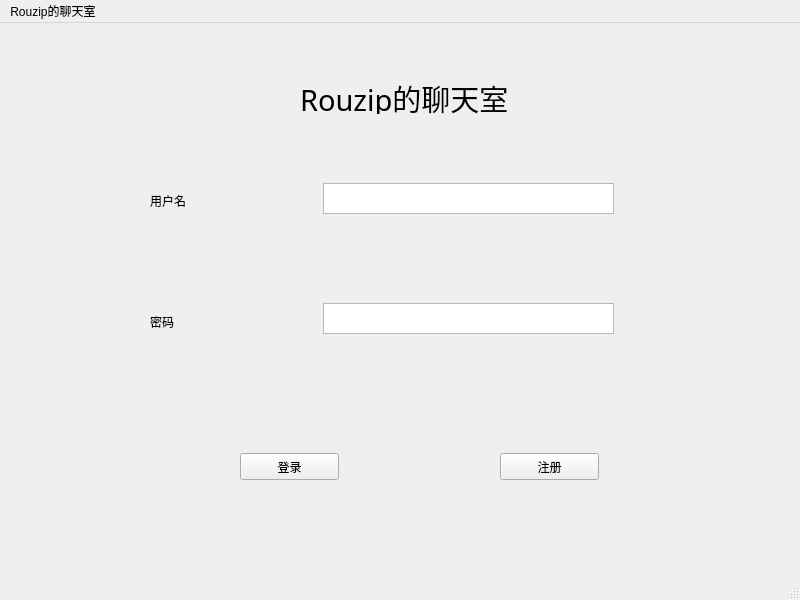
This is clientGUI.ui in Rouzip/chatroom-python as Qt 5 draws it before an edit. The edited form follows.
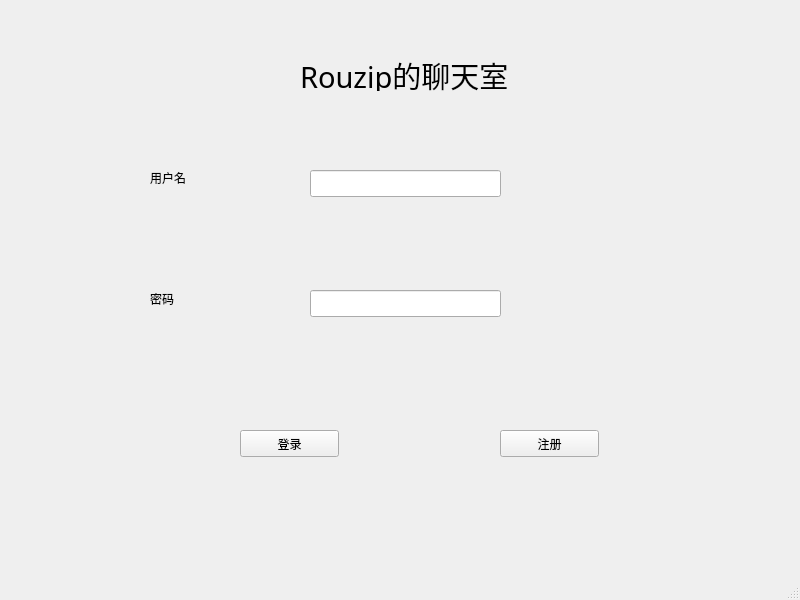
This is the edited form. Icons and pictures are not drawn.

Patch:
```diff
--- a/clientGUI.ui
+++ b/clientGUI.ui
@@ -39,25 +39,8 @@
     <property name="text">
      <string>密码</string>
     </property>
-   </widget>
-   <widget class="QTextEdit" name="clientName">
-    <property name="geometry">
-     <rect>
-      <x>323</x>
-      <y>160</y>
-      <width>291</width>
-      <height>31</height>
-     </rect>
-    </property>
-   </widget>
-   <widget class="QTextEdit" name="clientPassword">
-    <property name="geometry">
-     <rect>
-      <x>323</x>
-      <y>280</y>
-      <width>291</width>
-      <height>31</height>
-     </rect>
+    <property name="buddy">
+     <cstring>userPassword</cstring>
     </property>
    </widget>
    <widget class="QPushButton" name="loginButton">
@@ -105,25 +88,35 @@
      <string>Rouzip的聊天室</string>
     </property>
    </widget>
-  </widget>
-  <widget class="QMenuBar" name="menubar">
-   <property name="geometry">
-    <rect>
-     <x>0</x>
-     <y>0</y>
-     <width>800</width>
-     <height>31</height>
-    </rect>
-   </property>
-   <widget class="QMenu" name="menuRouzip">
-    <property name="title">
-     <string>Rouzip的聊天室</string>
+   <widget class="QLineEdit" name="userName">
+    <property name="geometry">
+     <rect>
+      <x>310</x>
+      <y>170</y>
+      <width>191</width>
+      <height>27</height>
+     </rect>
     </property>
-    <addaction name="separator"/>
-    <addaction name="action_3"/>
-    <addaction name="action_2"/>
+    <property name="acceptDrops">
+     <bool>true</bool>
+    </property>
+    <property name="echoMode">
+     <enum>QLineEdit::Normal</enum>
+    </property>
    </widget>
-   <addaction name="menuRouzip"/>
+   <widget class="QLineEdit" name="userPassword">
+    <property name="geometry">
+     <rect>
+      <x>310</x>
+      <y>290</y>
+      <width>191</width>
+      <height>27</height>
+     </rect>
+    </property>
+    <property name="echoMode">
+     <enum>QLineEdit::Password</enum>
+    </property>
+   </widget>
   </widget>
   <widget class="QStatusBar" name="statusbar"/>
   <action name="action_2">
```
Left out of the diff: 34 changed lines with no effect on the pictures.
